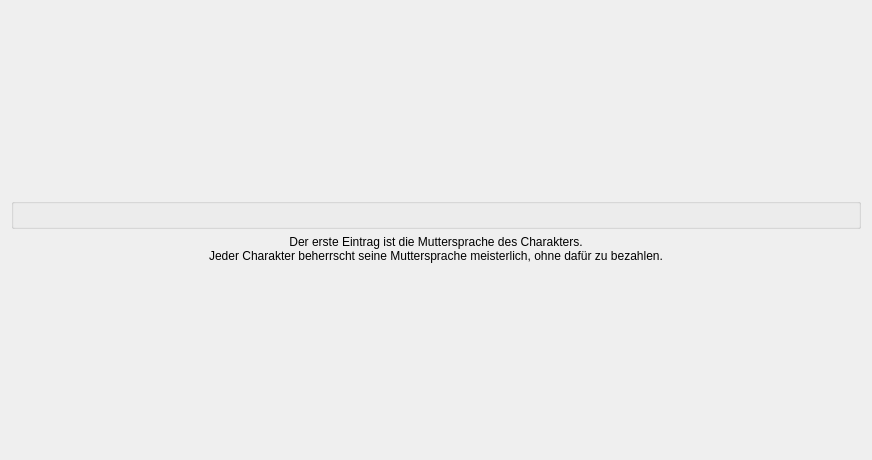
Aeolitus/Sephrasto, file UI/CharakterFreieFert.ui: the form before one commit.
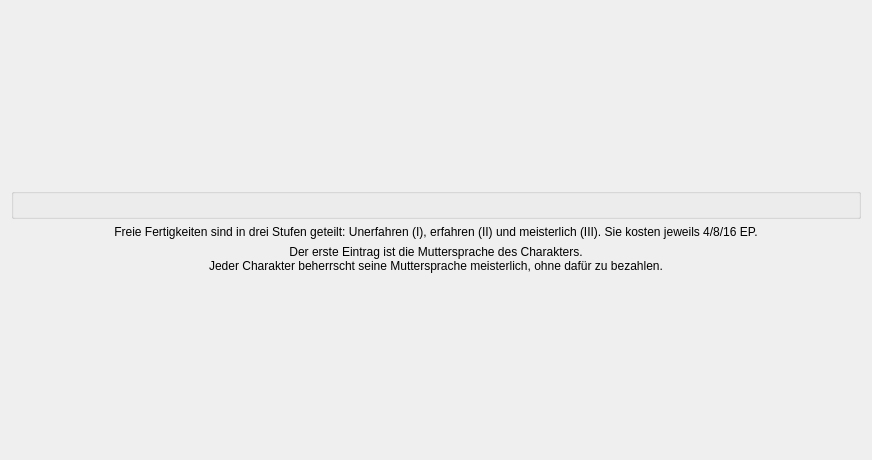
The form after the commit.

Commit message: Added tooltips to all abbreviations. Removed the * of BE*, it does not exist in the rules. Added some explanation and cost information to the Freie Fertigkeiten tab.

The edit to the form file:
```diff
--- a/UI/CharakterFreieFert.ui
+++ b/UI/CharakterFreieFert.ui
@@ -16,33 +16,6 @@
   <layout class="QGridLayout" name="gridLayout_3">
    <item row="0" column="0">
     <layout class="QGridLayout" name="gridLayout">
-     <item row="1" column="0">
-      <widget class="QGroupBox" name="groupBox">
-       <property name="title">
-        <string/>
-       </property>
-       <property name="alignment">
-        <set>Qt::AlignLeading|Qt::AlignLeft|Qt::AlignVCenter</set>
-       </property>
-       <property name="flat">
-        <bool>false</bool>
-       </property>
-       <layout class="QGridLayout" name="freieFertsGrid"/>
-      </widget>
-     </item>
-     <item row="3" column="0">
-      <spacer name="verticalSpacer_2">
-       <property name="orientation">
-        <enum>Qt::Vertical</enum>
-       </property>
-       <property name="sizeHint" stdset="0">
-        <size>
-         <width>20</width>
-         <height>40</height>
-        </size>
-       </property>
-      </spacer>
-     </item>
      <item row="0" column="0">
       <spacer name="verticalSpacer">
        <property name="orientation">
@@ -56,7 +29,7 @@
        </property>
       </spacer>
      </item>
-     <item row="2" column="0">
+     <item row="4" column="0">
       <widget class="QLabel" name="label">
        <property name="minimumSize">
         <size>
@@ -73,6 +46,43 @@
        </property>
       </widget>
      </item>
+     <item row="5" column="0">
+      <spacer name="verticalSpacer_2">
+       <property name="orientation">
+        <enum>Qt::Vertical</enum>
+       </property>
+       <property name="sizeHint" stdset="0">
+        <size>
+         <width>20</width>
+         <height>40</height>
+        </size>
+       </property>
+      </spacer>
+     </item>
+     <item row="2" column="0">
+      <widget class="QGroupBox" name="groupBox">
+       <property name="title">
+        <string/>
+       </property>
+       <property name="alignment">
+        <set>Qt::AlignLeading|Qt::AlignLeft|Qt::AlignVCenter</set>
+       </property>
+       <property name="flat">
+        <bool>false</bool>
+       </property>
+       <layout class="QGridLayout" name="freieFertsGrid"/>
+      </widget>
+     </item>
+     <item row="3" column="0">
+      <widget class="QLabel" name="label_2">
+       <property name="text">
+        <string>Freie Fertigkeiten sind in drei Stufen geteilt: Unerfahren (I), erfahren (II) und meisterlich (III). Sie kosten jeweils 4/8/16 EP.</string>
+       </property>
+       <property name="alignment">
+        <set>Qt::AlignCenter</set>
+       </property>
+      </widget>
+     </item>
     </layout>
    </item>
   </layout>
```
The commit also changes 7 other files.
